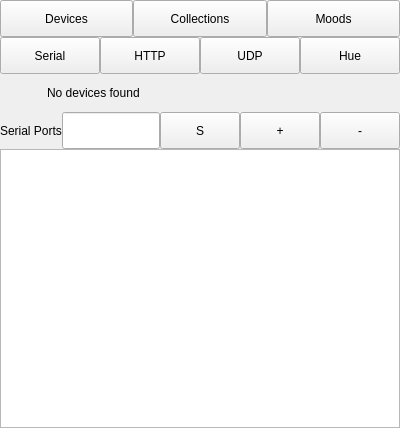
Qt form src/connectionpage.ui (timsee/Corluma) before a commit.
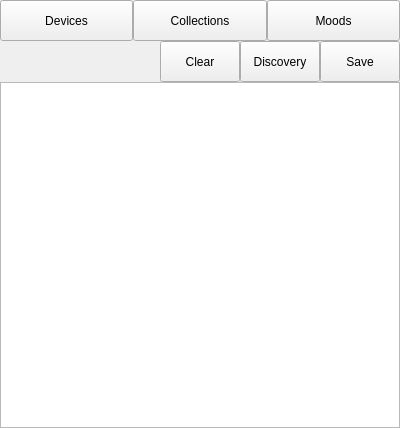
The same form after that commit.

Commit message: Version 0.9.85: Discovery Page Update

What changed in the file:
```diff
--- a/src/connectionpage.ui
+++ b/src/connectionpage.ui
@@ -13,7 +13,7 @@
   <property name="windowTitle">
    <string>Form</string>
   </property>
-  <layout class="QGridLayout" name="gridLayout" rowstretch="0,2,2,2,2,15">
+  <layout class="QGridLayout" name="gridLayout" rowstretch="0,2,2,17">
    <property name="leftMargin">
     <number>0</number>
    </property>
@@ -29,6 +29,62 @@
    <property name="spacing">
     <number>0</number>
    </property>
+   <item row="2" column="0">
+    <layout class="QHBoxLayout" name="connectionLayout" stretch="8,2,2,2">
+     <item>
+      <spacer name="horizontalSpacer">
+       <property name="orientation">
+        <enum>Qt::Horizontal</enum>
+       </property>
+       <property name="sizeHint" stdset="0">
+        <size>
+         <width>40</width>
+         <height>20</height>
+        </size>
+       </property>
+      </spacer>
+     </item>
+     <item>
+      <widget class="QPushButton" name="clearButton">
+       <property name="sizePolicy">
+        <sizepolicy hsizetype="Minimum" vsizetype="Expanding">
+         <horstretch>0</horstretch>
+         <verstretch>0</verstretch>
+        </sizepolicy>
+       </property>
+       <property name="text">
+        <string>Clear</string>
+       </property>
+      </widget>
+     </item>
+     <item>
+      <widget class="QPushButton" name="discoveryButton">
+       <property name="sizePolicy">
+        <sizepolicy hsizetype="Minimum" vsizetype="Expanding">
+         <horstretch>0</horstretch>
+         <verstretch>0</verstretch>
+        </sizepolicy>
+       </property>
+       <property name="text">
+        <string>Discovery</string>
+       </property>
+      </widget>
+     </item>
+     <item>
+      <widget class="QPushButton" name="groupSaveButton">
+       <property name="sizePolicy">
+        <sizepolicy hsizetype="Expanding" vsizetype="Expanding">
+         <horstretch>0</horstretch>
+         <verstretch>0</verstretch>
+        </sizepolicy>
+       </property>
+       <property name="text">
+        <string>Save</string>
+       </property>
+      </widget>
+     </item>
+    </layout>
+   </item>
    <item row="1" column="0">
     <layout class="QHBoxLayout" name="horizontalLayout">
      <property name="spacing">
@@ -75,7 +131,7 @@
      </item>
     </layout>
    </item>
-   <item row="5" column="0">
+   <item row="3" column="0">
     <widget class="QListWidget" name="connectionList">
      <property name="sizePolicy">
       <sizepolicy hsizetype="Minimum" vsizetype="Minimum">
@@ -95,152 +151,6 @@
      </property>
     </widget>
    </item>
-   <item row="4" column="0">
-    <layout class="QHBoxLayout" name="tableInputLayout" stretch="0,12,2,2,2">
-     <item>
-      <widget class="QLabel" name="connectionListLabel">
-       <property name="text">
-        <string>Serial Ports</string>
-       </property>
-      </widget>
-     </item>
-     <item>
-      <widget class="QLineEdit" name="lineEdit">
-       <property name="sizePolicy">
-        <sizepolicy hsizetype="Expanding" vsizetype="Expanding">
-         <horstretch>0</horstretch>
-         <verstretch>0</verstretch>
-        </sizepolicy>
-       </property>
-      </widget>
-     </item>
-     <item>
-      <widget class="QPushButton" name="groupSaveButton">
-       <property name="sizePolicy">
-        <sizepolicy hsizetype="Expanding" vsizetype="Expanding">
-         <horstretch>0</horstretch>
-         <verstretch>0</verstretch>
-        </sizepolicy>
-       </property>
-       <property name="text">
-        <string>S</string>
-       </property>
-      </widget>
-     </item>
-     <item>
-      <widget class="QPushButton" name="plusButton">
-       <property name="sizePolicy">
-        <sizepolicy hsizetype="Minimum" vsizetype="Expanding">
-         <horstretch>0</horstretch>
-         <verstretch>0</verstretch>
-        </sizepolicy>
-       </property>
-       <property name="text">
-        <string>+</string>
-       </property>
-      </widget>
-     </item>
-     <item>
-      <widget class="QPushButton" name="minusButton">
-       <property name="sizePolicy">
-        <sizepolicy hsizetype="Minimum" vsizetype="Expanding">
-         <horstretch>0</horstretch>
-         <verstretch>0</verstretch>
-        </sizepolicy>
-       </property>
-       <property name="text">
-        <string>-</string>
-       </property>
-      </widget>
-     </item>
-    </layout>
-   </item>
-   <item row="2" column="0">
-    <layout class="QHBoxLayout" name="commButtonLayout">
-     <property name="spacing">
-      <number>0</number>
-     </property>
-     <property name="topMargin">
-      <number>0</number>
-     </property>
-     <item>
-      <widget class="QPushButton" name="serialButton">
-       <property name="sizePolicy">
-        <sizepolicy hsizetype="Minimum" vsizetype="Expanding">
-         <horstretch>0</horstretch>
-         <verstretch>0</verstretch>
-        </sizepolicy>
-       </property>
-       <property name="text">
-        <string>Serial</string>
-       </property>
-      </widget>
-     </item>
-     <item>
-      <widget class="QPushButton" name="httpButton">
-       <property name="sizePolicy">
-        <sizepolicy hsizetype="Minimum" vsizetype="Expanding">
-         <horstretch>0</horstretch>
-         <verstretch>0</verstretch>
-        </sizepolicy>
-       </property>
-       <property name="text">
-        <string>HTTP</string>
-       </property>
-      </widget>
-     </item>
-     <item>
-      <widget class="QPushButton" name="udpButton">
-       <property name="sizePolicy">
-        <sizepolicy hsizetype="Minimum" vsizetype="Expanding">
-         <horstretch>0</horstretch>
-         <verstretch>0</verstretch>
-        </sizepolicy>
-       </property>
-       <property name="text">
-        <string>UDP</string>
-       </property>
-      </widget>
-     </item>
-     <item>
-      <widget class="QPushButton" name="hueButton">
-       <property name="sizePolicy">
-        <sizepolicy hsizetype="Minimum" vsizetype="Expanding">
-         <horstretch>0</horstretch>
-         <verstretch>0</verstretch>
-        </sizepolicy>
-       </property>
-       <property name="text">
-        <string>Hue</string>
-       </property>
-      </widget>
-     </item>
-    </layout>
-   </item>
-   <item row="3" column="0">
-    <layout class="QHBoxLayout" name="connectionLayout" stretch="2,15">
-     <item>
-      <widget class="QLabel" name="statusPreview">
-       <property name="sizePolicy">
-        <sizepolicy hsizetype="Expanding" vsizetype="Expanding">
-         <horstretch>0</horstretch>
-         <verstretch>0</verstretch>
-        </sizepolicy>
-       </property>
-       <property name="text">
-        <string/>
-       </property>
-      </widget>
-     </item>
-     <item>
-      <widget class="QLabel" name="statusLabel">
-       <property name="text">
-        <string>No devices found</string>
-       </property>
-      </widget>
-     </item>
-    </layout>
-   </item>
   </layout>
  </widget>
  <resources/>
```
Left out of the diff: 14 changed lines with no effect on the pictures. The commit also changes 90 other files.
